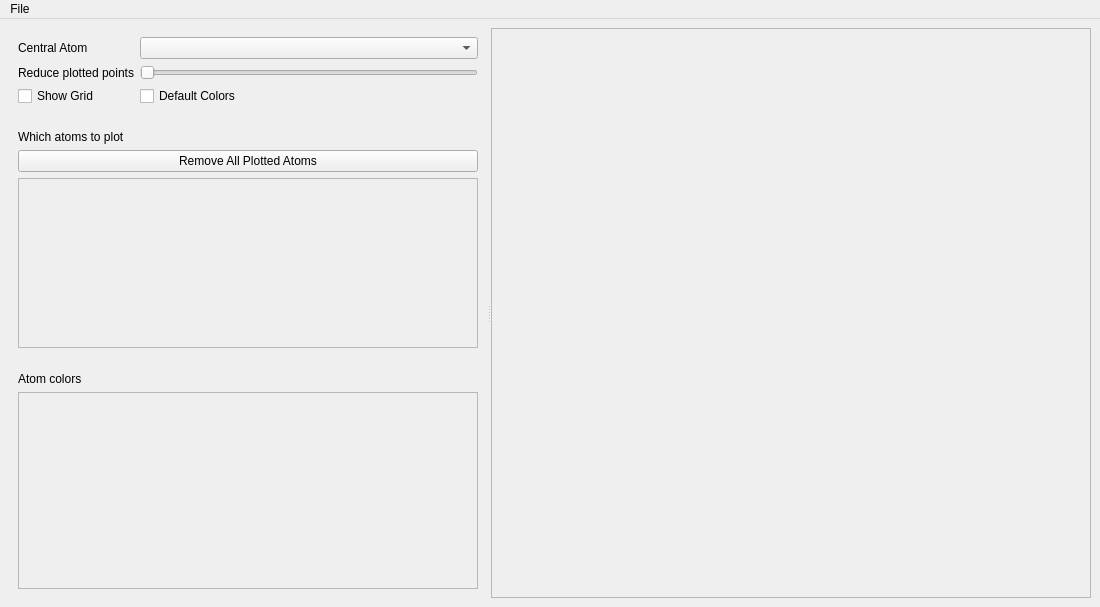
The window that src/ALFVisualizer.ui (m-julian/ALFVisualizer) describes before a commit, drawn with Qt 5.
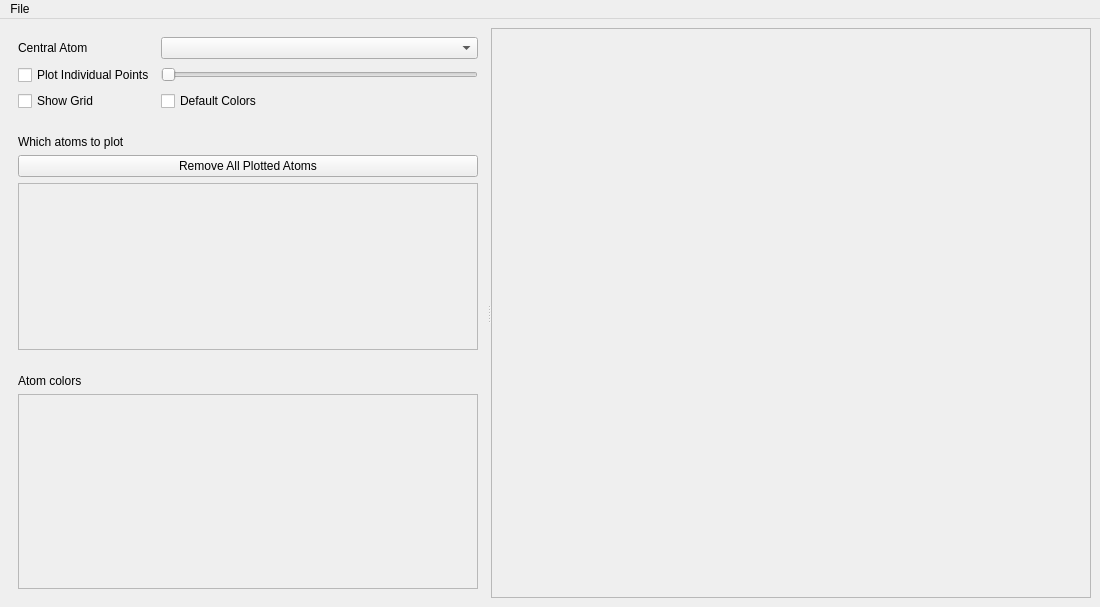
The same window after the commit.

Commit message: working but colors are bugged

The edit to the form file:
```diff
--- a/src/ALFVisualizer.ui
+++ b/src/ALFVisualizer.ui
@@ -40,27 +40,10 @@
            </sizepolicy>
           </property>
           <layout class="QGridLayout" name="gridLayout_3">
-           <item row="1" column="1">
-            <widget class="QSlider" name="points_slider">
-             <property name="orientation">
-              <enum>Qt::Horizontal</enum>
-             </property>
-            </widget>
-           </item>
-           <item row="0" column="0">
-            <widget class="QLabel" name="central_alf_atom_label">
+           <item row="1" column="0" colspan="2">
+            <widget class="QCheckBox" name="plot_individual_point_checkbox">
              <property name="text">
-              <string>Central Atom</string>
-             </property>
-            </widget>
-           </item>
-           <item row="0" column="1">
-            <widget class="QComboBox" name="atom_names_combo"/>
-           </item>
-           <item row="1" column="0">
-            <widget class="QLabel" name="reduce_plotted_points_label">
-             <property name="text">
-              <string>Reduce plotted points</string>
+              <string>Plot Individual Points</string>
              </property>
             </widget>
            </item>
@@ -71,13 +54,30 @@
              </property>
             </widget>
            </item>
-           <item row="2" column="1">
+           <item row="0" column="0">
+            <widget class="QLabel" name="central_alf_atom_label">
+             <property name="text">
+              <string>Central Atom</string>
+             </property>
+            </widget>
+           </item>
+           <item row="2" column="2">
             <widget class="QCheckBox" name="default_atom_colors_checkbox">
              <property name="text">
               <string>Default Colors</string>
              </property>
             </widget>
            </item>
+           <item row="0" column="2">
+            <widget class="QComboBox" name="atom_names_combo"/>
+           </item>
+           <item row="1" column="2">
+            <widget class="QSlider" name="individual_point_slider">
+             <property name="orientation">
+              <enum>Qt::Horizontal</enum>
+             </property>
+            </widget>
+           </item>
           </layout>
          </widget>
         </item>
```
The commit also changes 1 other file.
